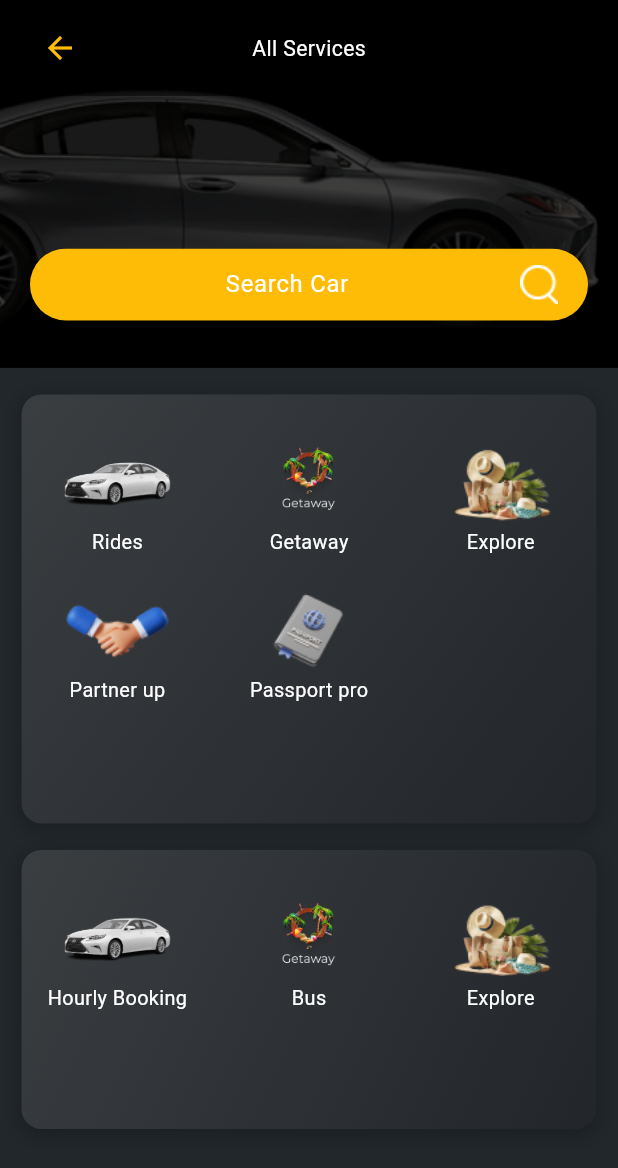
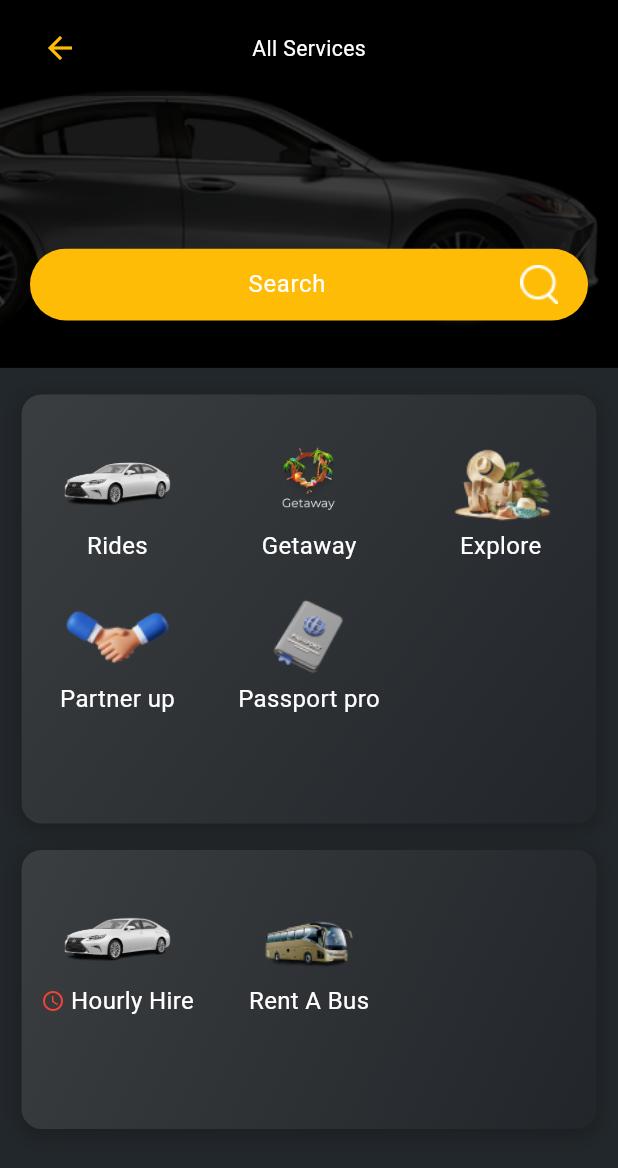
Before and after one commit to malikkhizar12/RoyalFalconCustomerApp, a Flutter app: the AllServices screen opened directly, on a phone screen of 412 x 824 dp. Shown: the top 1168 px of the screen. Run offline on Flutter 3.47's test engine with Material 3 defaults, Android fonts, the phone set to English and light mode, and no system bars; our stand-ins replace another_flushbar, cached_network_image, carousel_slider, flutter_dotenv, flutter_screenutil, fluttertoast and 9 more; missing offline and left inert: flutter_stripe, search_map_place_updated; accounts and stored records are empty.

Commit message:
home screen updated

```diff
--- a/lib/view/all_services/all_services_main_page.dart
+++ b/lib/view/all_services/all_services_main_page.dart
@@ -41,6 +41,7 @@ class AllServices extends StatelessWidget {
                       child: ElevatedSearchBar(
                         fillcolor: Color(0xFFFFBC07),
                         textcolor: Colors.white,
+                        hintText: "Search",
                       ),
                     ),
                     // Add other widgets here if needed
@@ -54,6 +55,7 @@ class AllServices extends StatelessWidget {
               padding: EdgeInsets.symmetric(horizontal: 15.w),
               width: 1.sw,
               color: ColorConstants.backgroundColor,
+              child: SingleChildScrollView(
                 child: Column(
                   children: [
                     Consumer<HomeScreenViewModel>(
@@ -174,7 +176,7 @@ class AllServices extends StatelessWidget {
                                     children: [
                                       Expanded(
                                         child: HomeScreenCategories(
-                                        categoryTitle: 'Hourly Booking',
+                                          categoryTitle: 'Hourly Hire',
                                           imagePath: 'images/wheels.png',
                                           onTap: () => Navigator.of(context).push(
                                             MaterialPageRoute(
@@ -185,18 +187,12 @@ class AllServices extends StatelessWidget {
                                       ),
                                       const Expanded(
                                         child: HomeScreenCategories(
-                                        categoryTitle: 'Bus',
-                                        imagePath: 'images/getaway.png',
+                                          categoryTitle: 'Rent A Bus',
+                                          imagePath: 'images/bus_image.png',
                                           // onTap: () => Get.to(GetAway()),
                                         ),
                                       ),
-                                    const Expanded(
-                                      child: HomeScreenCategories(
-                                        categoryTitle: 'Explore',
-                                        imagePath: 'images/explore.png',
-                                        // onTap: () => Get.to(ExploreMain()),
-                                      ),
-                                    ),
+                                      Spacer()
                                     ],
                                   ),
                                   const SizedBox(height: 20),
@@ -214,6 +210,7 @@ class AllServices extends StatelessWidget {
                 ),
               ),
             ),
+          ),
         ],
       ),
     ));
--- a/lib/view/widgets/home_screen_categories.dart
+++ b/lib/view/widgets/home_screen_categories.dart
@@ -24,18 +24,28 @@ class HomeScreenCategories extends StatelessWidget {
           Center(
             child: Image.asset(imagePath!, width: 77.w, height: 67.h), // Use the provided image
           ),
-
+          Row(
+            mainAxisAlignment: MainAxisAlignment.center,
+            children: [
+              if (categoryTitle == 'Hourly Hire') ...[
+                Icon(
+                  Icons.access_time, // Use an appropriate icon
+                  color: Colors.red,
+                  size: 16.0,
+                ),
+                SizedBox(width: 4.0),
+              ],
               Text(
                 categoryTitle!,
                 style: TextStyle(
-              fontSize: 15.sp,
-              fontWeight: FontWeight.w400,
                   color: Colors.white,
+                  fontSize: 16.0,
                 ),
               ),
             ],
           ),
-
+        ],
+      ),
     );
   }
 }
```
Also changed, not shown: images/bus_image.png (added). Lines whose indentation alone changed are shown as unchanged.
